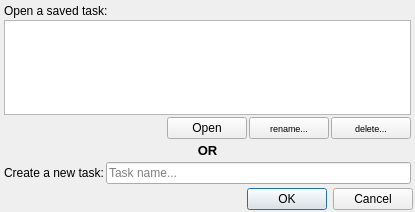
First picture: the form in ui/CreateLoadTaskDialog.ui, repository AmirHammouteneEI/ScheduledPasteAndKeys, before the edit.
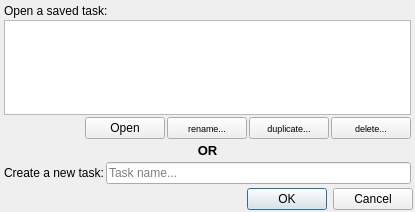
Second picture: the form after the edit.

Diff of the .ui file:
```diff
--- a/ui/CreateLoadTaskDialog.ui
+++ b/ui/CreateLoadTaskDialog.ui
@@ -145,6 +145,24 @@
           </property>
          </widget>
         </item>
+        <item>
+         <widget class="QPushButton" name="duplicateButton">
+          <property name="sizePolicy">
+           <sizepolicy hsizetype="Minimum" vsizetype="Minimum">
+            <horstretch>0</horstretch>
+            <verstretch>0</verstretch>
+           </sizepolicy>
+          </property>
+          <property name="font">
+           <font>
+            <pointsize>7</pointsize>
+           </font>
+          </property>
+          <property name="text">
+           <string>duplicate...</string>
+          </property>
+         </widget>
+        </item>
         <item>
          <widget class="QPushButton" name="deleteButton">
           <property name="sizePolicy">
```
Left out of the diff: 18 changed lines with no effect on the pictures.
